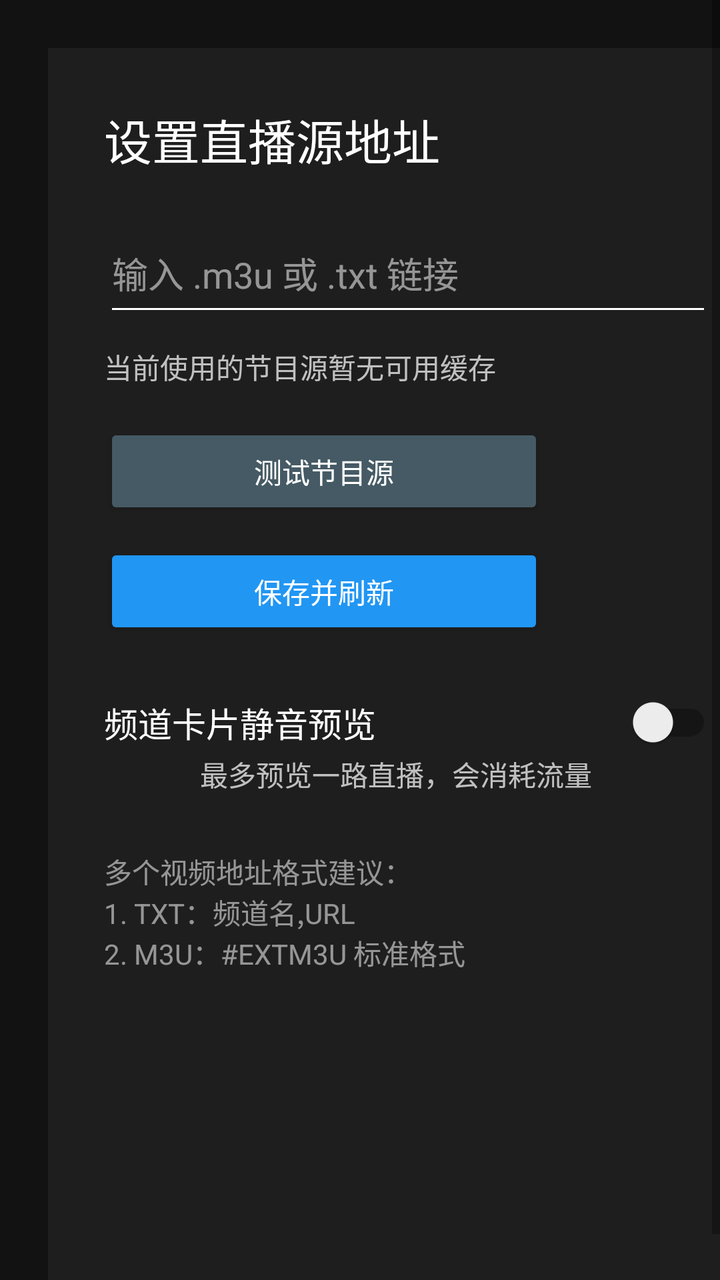
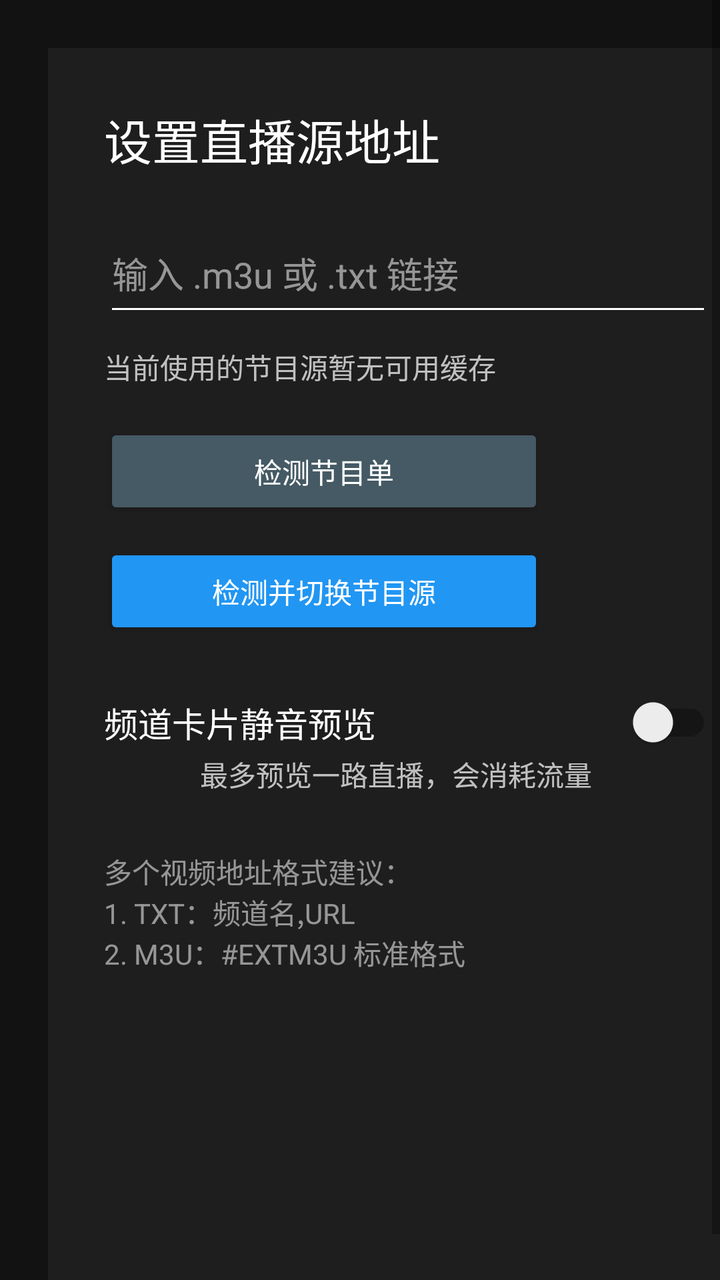

The first picture is an Android layout as it rendered before a commit; the second is the same layout after the commit. The layout source and the unified diff follow.
<!-- AndroidManifest.xml: activity theme Theme.TV.Phone -->
<!-- res/layout/activity_settings.xml -->
<?xml version="1.0" encoding="utf-8"?>
<ScrollView xmlns:android="http://schemas.android.com/apk/res/android"
    android:layout_width="match_parent"
    android:layout_height="match_parent"
    android:background="#121212"
    android:fillViewport="true"
    android:fitsSystemWindows="true">

    <LinearLayout
        android:id="@+id/settings_content"
        android:layout_width="match_parent"
        android:layout_height="wrap_content"
        android:layout_margin="24dp"
        android:background="#1E1E1E"
        android:orientation="vertical"
        android:padding="28dp">

        <TextView
            android:layout_width="match_parent"
            android:layout_height="wrap_content"
            android:layout_marginBottom="20dp"
            android:text="@string/settings_source_title"
            android:textColor="#FFFFFF"
            android:textSize="24sp" />

        <EditText
            android:id="@+id/edit_source_url"
            android:layout_width="match_parent"
            android:layout_height="wrap_content"
            android:backgroundTint="#FFFFFF"
            android:focusable="true"
            android:focusableInTouchMode="true"
            android:hint="@string/source_url_hint"
            android:inputType="textUri"
            android:minHeight="56dp"
            android:textColor="#FFFFFF"
            android:textColorHint="#88FFFFFF" />

        <TextView
            android:id="@+id/source_cache_status"
            android:layout_width="match_parent"
            android:layout_height="wrap_content"
            android:layout_marginTop="10dp"
            android:text="@string/source_cache_empty"
            android:textColor="#B8FFFFFF"
            android:textSize="14sp" />

        <Button
            android:id="@+id/btn_test_source"
            android:layout_width="220dp"
            android:layout_height="wrap_content"
            android:layout_gravity="start"
            android:layout_marginTop="18dp"
            android:backgroundTint="#455A64"
            android:focusable="true"
            android:focusableInTouchMode="true"
            android:text="@string/source_test"
            android:textColor="#FFFFFF" />

        <TextView
            android:id="@+id/source_test_status"
            android:layout_width="match_parent"
            android:layout_height="wrap_content"
            android:layout_marginTop="8dp"
            android:textColor="#B8FFFFFF"
            android:textSize="14sp"
            android:visibility="gone" />

        <Button
            android:id="@+id/btn_save"
            android:layout_width="220dp"
            android:layout_height="wrap_content"
            android:layout_gravity="start"
            android:layout_marginTop="12dp"
            android:backgroundTint="#2196F3"
            android:focusable="true"
            android:focusableInTouchMode="true"
            android:text="@string/save_and_refresh"
            android:textColor="#FFFFFF" />

        <androidx.appcompat.widget.SwitchCompat
            android:id="@+id/switch_preview_enabled"
            android:layout_width="match_parent"
            android:layout_height="wrap_content"
            android:layout_marginTop="28dp"
            android:focusable="true"
            android:focusableInTouchMode="true"
            android:text="@string/channel_preview_title"
            android:textColor="#FFFFFF"
            android:textSize="17sp" />

        <TextView
            android:id="@+id/preview_description"
            android:layout_width="match_parent"
            android:layout_height="wrap_content"
            android:layout_marginStart="48dp"
            android:layout_marginTop="2dp"
            android:text="@string/channel_preview_description"
            android:textColor="#B8FFFFFF"
            android:textSize="14sp" />

        <TextView
            android:layout_width="match_parent"
            android:layout_height="wrap_content"
            android:layout_marginTop="28dp"
            android:gravity="start"
            android:text="@string/source_format_hint"
            android:textColor="#88FFFFFF"
            android:textSize="14sp" />

    </LinearLayout>
</ScrollView>
<!-- resources referenced by this layout -->
<resources>
  <string name="channel_preview_description">最多预览一路直播，会消耗流量</string>
  <string name="channel_preview_title">频道卡片静音预览</string>
  <string name="save_and_refresh">保存并刷新</string>
  <string name="settings_source_title">设置直播源地址</string>
  <string name="source_cache_empty">当前使用的节目源暂无可用缓存</string>
  <string name="source_format_hint">多个视频地址格式建议：\n1. TXT：频道名,URL\n2. M3U：#EXTM3U 标准格式</string>
  <string name="source_test">测试节目源</string>
  <string name="source_url_hint">输入 .m3u 或 .txt 链接</string>
  <style name="Theme.TV.Phone" parent="Theme.AppCompat.Light.NoActionBar">
          <item name="colorPrimary">#FF6200EE</item>
          <item name="colorPrimaryDark">#FF3700B3</item>
          <item name="colorAccent">#FF03DAC5</item>
      </style>
</resources>

<!-- the commit's change to res/layout/activity_settings.xml (unified diff, before → after) -->
@@ -78,6 +78,28 @@
             android:text="@string/save_and_refresh"
             android:textColor="#FFFFFF" />
 
+        <TextView
+            android:id="@+id/source_previous_summary"
+            android:layout_width="match_parent"
+            android:layout_height="wrap_content"
+            android:layout_marginTop="14dp"
+            android:textColor="#B8FFFFFF"
+            android:textSize="14sp"
+            android:visibility="gone" />
+
+        <Button
+            android:id="@+id/btn_restore_source"
+            android:layout_width="220dp"
+            android:layout_height="wrap_content"
+            android:layout_gravity="start"
+            android:layout_marginTop="8dp"
+            android:backgroundTint="#455A64"
+            android:focusable="true"
+            android:focusableInTouchMode="true"
+            android:text="@string/settings_restore_source"
+            android:textColor="#FFFFFF"
+            android:visibility="gone" />
+
         <androidx.appcompat.widget.SwitchCompat
             android:id="@+id/switch_preview_enabled"
             android:layout_width="match_parent"
<!-- resource entries referenced after the edit -->
@@ -2,11 +2,12 @@
 <resources>
   <string name="channel_preview_description">最多预览一路直播，会消耗流量</string>
   <string name="channel_preview_title">频道卡片静音预览</string>
-  <string name="save_and_refresh">保存并刷新</string>
+  <string name="save_and_refresh">检测并切换节目源</string>
+  <string name="settings_restore_source">恢复上一个可用源</string>
   <string name="settings_source_title">设置直播源地址</string>
   <string name="source_cache_empty">当前使用的节目源暂无可用缓存</string>
   <string name="source_format_hint">多个视频地址格式建议：\n1. TXT：频道名,URL\n2. M3U：#EXTM3U 标准格式</string>
-  <string name="source_test">测试节目源</string>
+  <string name="source_test">检测节目单</string>
   <string name="source_url_hint">输入 .m3u 或 .txt 链接</string>
   <style name="Theme.TV.Phone" parent="Theme.AppCompat.Light.NoActionBar">
           <item name="colorPrimary">#FF6200EE</item>
